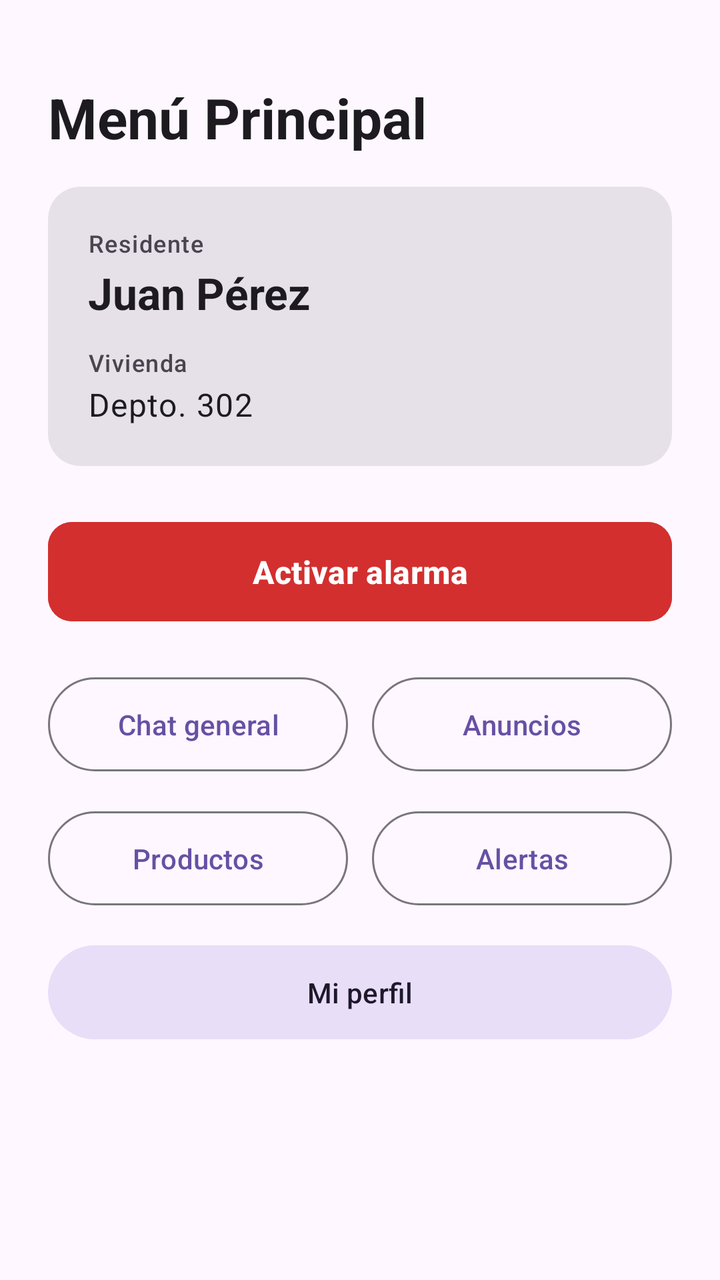
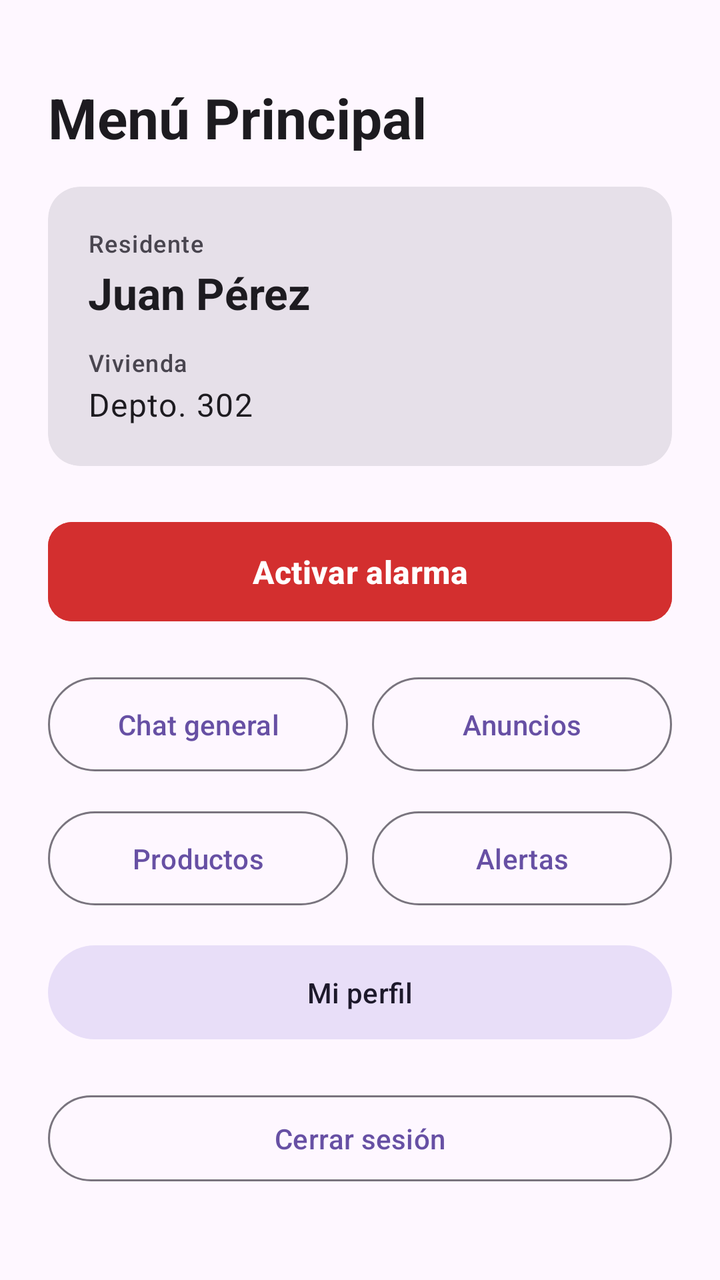

Before-and-after screenshots of an Android layout around one commit, followed by the original layout XML and the change that was made.
<!-- AndroidManifest.xml: application theme Theme.ComunidadConectada -->
<!-- res/layout/activity_home.xml -->
<?xml version="1.0" encoding="utf-8"?>
<androidx.core.widget.NestedScrollView xmlns:android="http://schemas.android.com/apk/res/android"
    xmlns:app="http://schemas.android.com/apk/res-auto"
    xmlns:tools="http://schemas.android.com/tools"
    android:id="@+id/main_home"
    android:layout_width="match_parent"
    android:layout_height="match_parent"
    android:fillViewport="true"
    tools:context=".HomeActivity">

    <androidx.constraintlayout.widget.ConstraintLayout
        android:layout_width="match_parent"
        android:layout_height="wrap_content"
        android:padding="24dp">

        
        <TextView
            android:id="@+id/tv_home_title"
            android:layout_width="0dp"
            android:layout_height="wrap_content"
            android:layout_marginTop="16dp"
            android:text="@string/title_home"
            android:textAppearance="?attr/textAppearanceHeadlineMedium"
            android:textStyle="bold"
            app:layout_constraintEnd_toEndOf="parent"
            app:layout_constraintStart_toStartOf="parent"
            app:layout_constraintTop_toTopOf="parent" />

        
        <com.google.android.material.card.MaterialCardView
            android:id="@+id/card_residente"
            style="@style/Widget.Material3.CardView.Filled"
            android:layout_width="0dp"
            android:layout_height="wrap_content"
            android:layout_marginTop="16dp"
            app:cardCornerRadius="16dp"
            app:layout_constraintEnd_toEndOf="parent"
            app:layout_constraintStart_toStartOf="parent"
            app:layout_constraintTop_toBottomOf="@id/tv_home_title">

            <androidx.constraintlayout.widget.ConstraintLayout
                android:layout_width="match_parent"
                android:layout_height="wrap_content"
                android:padding="20dp">

                <TextView
                    android:id="@+id/tv_label_residente"
                    android:layout_width="0dp"
                    android:layout_height="wrap_content"
                    android:text="@string/label_residente"
                    android:textAppearance="?attr/textAppearanceLabelMedium"
                    android:textColor="?attr/colorOnSurfaceVariant"
                    app:layout_constraintEnd_toEndOf="parent"
                    app:layout_constraintStart_toStartOf="parent"
                    app:layout_constraintTop_toTopOf="parent" />

                
                <TextView
                    android:id="@+id/tv_nombre_residente"
                    android:layout_width="0dp"
                    android:layout_height="wrap_content"
                    android:layout_marginTop="2dp"
                    android:text="@string/sample_nombre_residente"
                    android:textAppearance="?attr/textAppearanceTitleLarge"
                    android:textStyle="bold"
                    app:layout_constraintEnd_toEndOf="parent"
                    app:layout_constraintStart_toStartOf="parent"
                    app:layout_constraintTop_toBottomOf="@id/tv_label_residente" />

                <TextView
                    android:id="@+id/tv_label_vivienda"
                    android:layout_width="0dp"
                    android:layout_height="wrap_content"
                    android:layout_marginTop="12dp"
                    android:text="@string/label_vivienda"
                    android:textAppearance="?attr/textAppearanceLabelMedium"
                    android:textColor="?attr/colorOnSurfaceVariant"
                    app:layout_constraintEnd_toEndOf="parent"
                    app:layout_constraintStart_toStartOf="parent"
                    app:layout_constraintTop_toBottomOf="@id/tv_nombre_residente" />

                
                <TextView
                    android:id="@+id/tv_numero_vivienda"
                    android:layout_width="0dp"
                    android:layout_height="wrap_content"
                    android:layout_marginTop="2dp"
                    android:text="@string/sample_numero_vivienda"
                    android:textAppearance="?attr/textAppearanceBodyLarge"
                    app:layout_constraintEnd_toEndOf="parent"
                    app:layout_constraintStart_toStartOf="parent"
                    app:layout_constraintTop_toBottomOf="@id/tv_label_vivienda" />

            </androidx.constraintlayout.widget.ConstraintLayout>
        </com.google.android.material.card.MaterialCardView>

        
        <com.google.android.material.button.MaterialButton
            android:id="@+id/btn_activar_alarma"
            android:layout_width="0dp"
            android:layout_height="wrap_content"
            android:layout_marginTop="24dp"
            android:backgroundTint="@color/alarm_red"
            android:paddingVertical="14dp"
            android:text="@string/btn_activar_alarma"
            android:textAppearance="?attr/textAppearanceTitleMedium"
            android:textColor="@color/white"
            android:textStyle="bold"
            app:cornerRadius="12dp"
            app:layout_constraintEnd_toEndOf="parent"
            app:layout_constraintStart_toStartOf="parent"
            app:layout_constraintTop_toBottomOf="@id/card_residente" />

        
        <com.google.android.material.button.MaterialButton
            android:id="@+id/btn_chat_general"
            style="@style/Widget.Material3.Button.OutlinedButton"
            android:layout_width="0dp"
            android:layout_height="wrap_content"
            android:layout_marginTop="20dp"
            android:layout_marginEnd="6dp"
            android:paddingVertical="14dp"
            android:text="@string/btn_chat_general"
            app:layout_constraintEnd_toStartOf="@id/btn_anuncios"
            app:layout_constraintHorizontal_weight="1"
            app:layout_constraintStart_toStartOf="parent"
            app:layout_constraintTop_toBottomOf="@id/btn_activar_alarma" />

        
        <com.google.android.material.button.MaterialButton
            android:id="@+id/btn_anuncios"
            style="@style/Widget.Material3.Button.OutlinedButton"
            android:layout_width="0dp"
            android:layout_height="wrap_content"
            android:layout_marginStart="6dp"
            android:paddingVertical="14dp"
            android:text="@string/btn_anuncios"
            app:layout_constraintEnd_toEndOf="parent"
            app:layout_constraintHorizontal_weight="1"
            app:layout_constraintStart_toEndOf="@id/btn_chat_general"
            app:layout_constraintTop_toTopOf="@id/btn_chat_general" />

        
        <com.google.android.material.button.MaterialButton
            android:id="@+id/btn_productos"
            style="@style/Widget.Material3.Button.OutlinedButton"
            android:layout_width="0dp"
            android:layout_height="wrap_content"
            android:layout_marginTop="12dp"
            android:layout_marginEnd="6dp"
            android:paddingVertical="14dp"
            android:text="@string/btn_productos"
            app:layout_constraintEnd_toStartOf="@id/btn_alertas"
            app:layout_constraintHorizontal_weight="1"
            app:layout_constraintStart_toStartOf="parent"
            app:layout_constraintTop_toBottomOf="@id/btn_chat_general" />

        
        <com.google.android.material.button.MaterialButton
            android:id="@+id/btn_alertas"
            style="@style/Widget.Material3.Button.OutlinedButton"
            android:layout_width="0dp"
            android:layout_height="wrap_content"
            android:layout_marginStart="6dp"
            android:paddingVertical="14dp"
            android:text="@string/btn_alertas"
            app:layout_constraintEnd_toEndOf="parent"
            app:layout_constraintHorizontal_weight="1"
            app:layout_constraintStart_toEndOf="@id/btn_productos"
            app:layout_constraintTop_toTopOf="@id/btn_productos" />

        
        <com.google.android.material.button.MaterialButton
            android:id="@+id/btn_mi_perfil"
            style="@style/Widget.Material3.Button.TonalButton"
            android:layout_width="0dp"
            android:layout_height="wrap_content"
            android:layout_marginTop="12dp"
            android:paddingVertical="14dp"
            android:text="@string/btn_mi_perfil"
            app:layout_constraintEnd_toEndOf="parent"
            app:layout_constraintStart_toStartOf="parent"
            app:layout_constraintTop_toBottomOf="@id/btn_productos" />

    </androidx.constraintlayout.widget.ConstraintLayout>
</androidx.core.widget.NestedScrollView>
<!-- resources referenced by this layout -->
<resources>
  <color name="alarm_red">#D32F2F</color>
  <color name="white">#FFFFFFFF</color>
  <string name="btn_activar_alarma">Activar alarma</string>
  <string name="btn_alertas">Alertas</string>
  <string name="btn_anuncios">Anuncios</string>
  <string name="btn_chat_general">Chat general</string>
  <string name="btn_mi_perfil">Mi perfil</string>
  <string name="btn_productos">Productos</string>
  <string name="label_residente">Residente</string>
  <string name="label_vivienda">Vivienda</string>
  <string name="sample_nombre_residente">Juan Pérez</string>
  <string name="sample_numero_vivienda">Depto. 302</string>
  <string name="title_home">Menú Principal</string>
  <style name="Theme.ComunidadConectada" parent="Base.Theme.ComunidadConectada" />
  <style name="Base.Theme.ComunidadConectada" parent="Theme.Material3.DayNight.NoActionBar">
          
          
      </style>
</resources>

<!-- the commit's change to res/layout/activity_home.xml (unified diff, before → after) -->
@@ -182,5 +182,18 @@
             app:layout_constraintStart_toStartOf="parent"
             app:layout_constraintTop_toBottomOf="@id/btn_productos" />
 
+        
+        <com.google.android.material.button.MaterialButton
+            android:id="@+id/btn_cerrar_sesion"
+            style="@style/Widget.Material3.Button.OutlinedButton"
+            android:layout_width="0dp"
+            android:layout_height="wrap_content"
+            android:layout_marginTop="20dp"
+            android:paddingVertical="12dp"
+            android:text="@string/btn_cerrar_sesion"
+            app:layout_constraintEnd_toEndOf="parent"
+            app:layout_constraintStart_toStartOf="parent"
+            app:layout_constraintTop_toBottomOf="@id/btn_mi_perfil" />
+
     </androidx.constraintlayout.widget.ConstraintLayout>
 </androidx.core.widget.NestedScrollView>
<!-- resource entries referenced after the edit -->
@@ -5,6 +5,7 @@
   <string name="btn_activar_alarma">Activar alarma</string>
   <string name="btn_alertas">Alertas</string>
   <string name="btn_anuncios">Anuncios</string>
+  <string name="btn_cerrar_sesion">Cerrar sesión</string>
   <string name="btn_chat_general">Chat general</string>
   <string name="btn_mi_perfil">Mi perfil</string>
   <string name="btn_productos">Productos</string>
